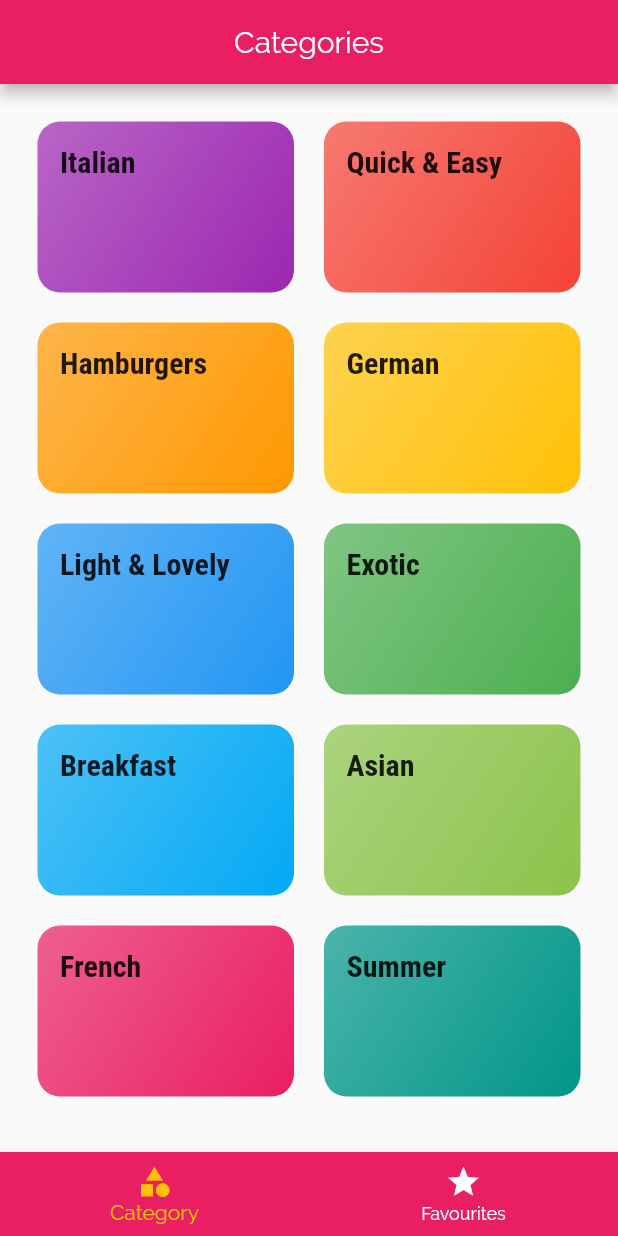
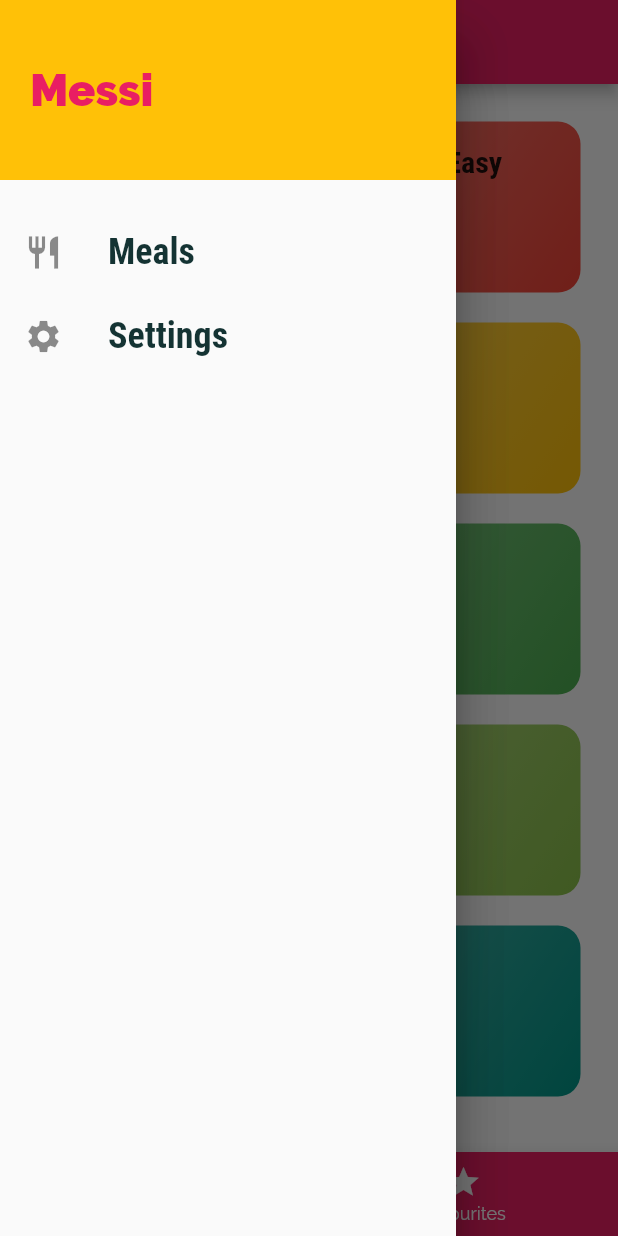
Before and after one commit to ahmed3ssem/deli_meals, a Flutter app: the screen it shows after launch, with the side drawer open (before the commit the screen has no drawer), on a phone screen of 412 x 824 dp. Run offline on Flutter 3.47's test engine with Material 2 defaults, Android fonts, the phone set to English and light mode, and no system bars.

Commit message:
Adding Custome Drwaer

```diff
--- a/lib/screens/tabs_screen.dart
+++ b/lib/screens/tabs_screen.dart
@@ -1,5 +1,6 @@
 import 'package:deli_meals/screens/categories_screen.dart';
 import 'package:deli_meals/screens/favourites_screen.dart';
+import 'package:deli_meals/widget/main_drwaer.dart';
 import 'package:flutter/material.dart';
 
 class TabsScreen extends StatefulWidget {
@@ -28,6 +29,9 @@ class _TabsScreenState extends State<TabsScreen> {
         title: Text(_pages[_selectPageIndex]['title']),
         centerTitle: true,
       ),
+      drawer: Drawer(
+        child: MainDrawer(),
+      ),
       body: _pages[_selectPageIndex]['Page'],
         bottomNavigationBar: BottomNavigationBar(
           onTap: _selectPage,
--- /dev/null
+++ b/lib/widget/main_drwaer.dart
@@ -0,0 +1,36 @@
+import 'package:flutter/material.dart';
+
+class MainDrawer extends StatelessWidget {
+
+  Widget buildListTitle(String title , IconData icon)
+  {
+    return ListTile(
+      leading: Icon(icon,size: 26,),
+      title: Text(title,style: TextStyle(fontFamily: 'RobotoCondensed',fontSize: 24,fontWeight: FontWeight.bold),),
+      onTap: (){},
+    );
+  }
+
+  @override
+  Widget build(BuildContext context) {
+    return Drawer(
+      child: Column(
+        children: <Widget>[
+          Container(
+            height: 120,
+            width: double.infinity,
+            padding: EdgeInsets.all(20),
+            alignment: Alignment.centerLeft,
+            color: Theme.of(context).accentColor,
+            child: Text("Messi",style: TextStyle(fontWeight: FontWeight.w900,fontSize: 30,color: Theme.of(context).primaryColor),),
+          ),
+          SizedBox(
+            height: 20,
+          ),
+          buildListTitle("Meals", Icons.restaurant),
+          buildListTitle("Settings", Icons.settings),
+        ],
+      ),
+    );
+  }
+}
```
